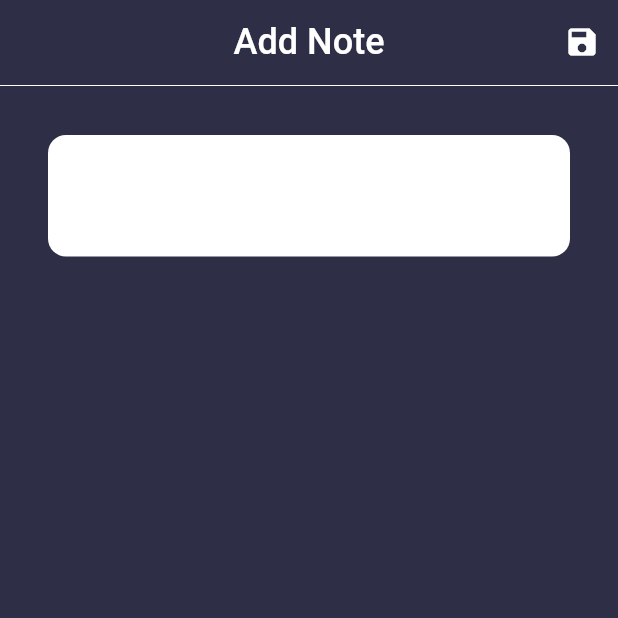
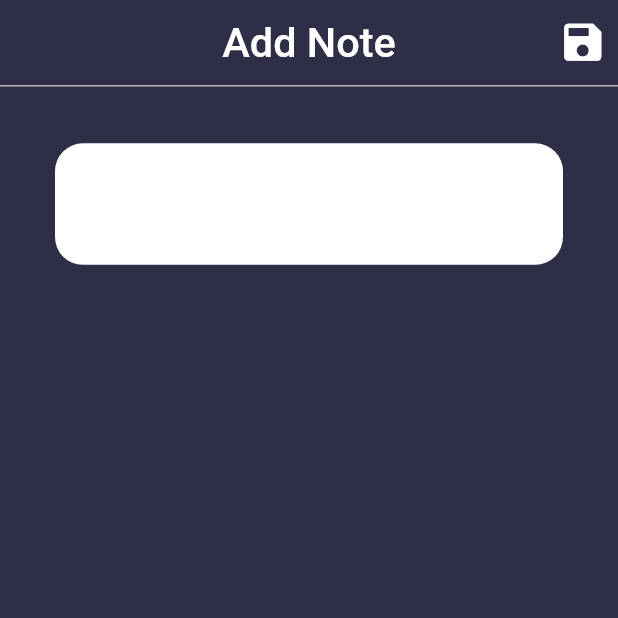
Before and after one commit to LukaszSieniec/Notes, a Flutter app: the screen it shows after launch, after a tap on the "add" icon, on a phone screen of 412 x 824 dp, the top half of it. Run offline on Flutter 3.47's test engine with Material 2 defaults, Android fonts, the phone set to English and light mode, and no system bars; our stand-ins replace equatable, flutter_bloc, sqflite; accounts and stored records are empty.

Commit message:
Add SizeConfig in AddNoteScreen and HomeScreen

```diff
--- a/notes_app/lib/views/screens/add_note_screen.dart
+++ b/notes_app/lib/views/screens/add_note_screen.dart
@@ -4,6 +4,7 @@ import 'package:notes_app/bloc/add_note/add_note_event.dart';
 import 'package:notes_app/bloc/add_note/add_note_state.dart';
 import 'package:notes_app/constants/app_constants.dart';
 import 'package:flutter_bloc/flutter_bloc.dart';
+import 'package:notes_app/utils/size_config.dart';
 
 class AddNoteScreen extends StatefulWidget {
   const AddNoteScreen({Key? key}) : super(key: key);
@@ -17,6 +18,7 @@ class _AddNoteScreenState extends State<AddNoteScreen> {
 
   @override
   Widget build(BuildContext context) {
+    SizeConfig.init(context);
     return BlocConsumer<AddNoteBloc, AddNoteState>(listener: (context, state) {
       if (state.addNoteStatus == AddNoteStatus.emptyContent) {
       } else if (state.addNoteStatus == AddNoteStatus.success) {
@@ -26,8 +28,9 @@ class _AddNoteScreenState extends State<AddNoteScreen> {
       return Scaffold(
           backgroundColor: const Color(AppColors.background),
           appBar: AppBar(
-              title: const Text(AppLabels.addNote,
-                  style: TextStyle(fontSize: 24.0)),
+              title: Text(AppLabels.addNote,
+                  style:
+                      TextStyle(fontSize: SizeConfig.blockSizeVertical * 3.35)),
               centerTitle: true,
               backgroundColor: Colors.transparent,
               elevation: 0,
@@ -37,16 +40,24 @@ class _AddNoteScreenState extends State<AddNoteScreen> {
                     onPressed: () => context
                         .read<AddNoteBloc>()
                         .add(SavedNote(_contentController.text)),
-                    icon: const Icon(Icons.save, size: 24.0))
+                    icon: Icon(Icons.save,
+                        size: SizeConfig.blockSizeVertical * 4.0))
               ]),
           body: Column(children: [
-            const Divider(height: 2.0, color: Colors.white),
+            Divider(
+                height: SizeConfig.blockSizeVertical * 0.30,
+                color: Colors.white),
             Container(
-                margin:
-                    const EdgeInsets.only(left: 32.0, top: 32.0, right: 32.0),
-                padding: const EdgeInsets.only(left: 16.0, right: 16.0),
-                decoration: const BoxDecoration(
-                    borderRadius: BorderRadius.all(Radius.circular(12.0)),
+                margin: EdgeInsets.only(
+                    left: SizeConfig.blockSizeHorizontal * 8.90,
+                    top: SizeConfig.blockSizeVertical * 4.50,
+                    right: SizeConfig.blockSizeHorizontal * 8.90),
+                padding: EdgeInsets.only(
+                    left: SizeConfig.blockSizeHorizontal * 4.45,
+                    right: SizeConfig.blockSizeHorizontal * 4.45),
+                decoration: BoxDecoration(
+                    borderRadius: BorderRadius.all(
+                        Radius.circular(SizeConfig.blockSizeVertical * 2.25)),
                     color: Colors.white),
                 child: TextFormField(
                     controller: _contentController,
--- a/notes_app/lib/views/screens/home_screen.dart
+++ b/notes_app/lib/views/screens/home_screen.dart
@@ -3,6 +3,7 @@ import 'package:flutter_bloc/flutter_bloc.dart';
 import 'package:notes_app/bloc/notes/notes_bloc.dart';
 import 'package:notes_app/bloc/notes/notes_state.dart';
 import 'package:notes_app/constants/app_constants.dart';
+import 'package:notes_app/utils/size_config.dart';
 import 'package:notes_app/views/screens/add_note_screen.dart';
 import 'package:notes_app/views/widgets/notes.dart';
 
@@ -11,12 +12,14 @@ class HomeScreen extends StatelessWidget {
 
   @override
   Widget build(BuildContext context) {
+    SizeConfig.init(context);
     return BlocBuilder<NotesBloc, NotesState>(builder: (context, state) {
       return Scaffold(
           backgroundColor: const Color(AppColors.background),
           appBar: AppBar(
-              title:
-                  const Text(AppLabels.notes, style: TextStyle(fontSize: 24.0)),
+              title: Text(AppLabels.notes,
+                  style:
+                      TextStyle(fontSize: SizeConfig.blockSizeVertical * 3.35)),
               centerTitle: true,
               backgroundColor: Colors.transparent,
               elevation: 0),
@@ -28,7 +31,9 @@ class HomeScreen extends StatelessWidget {
                       builder: (context) => const AddNoteScreen())),
               child: const Icon(Icons.add)),
           body: Column(children: [
-            const Divider(height: 2.0, color: Colors.white),
+            Divider(
+                height: SizeConfig.blockSizeVertical * 0.3,
+                color: Colors.white),
             Notes(notes: state.notes)
           ]));
     });
```
